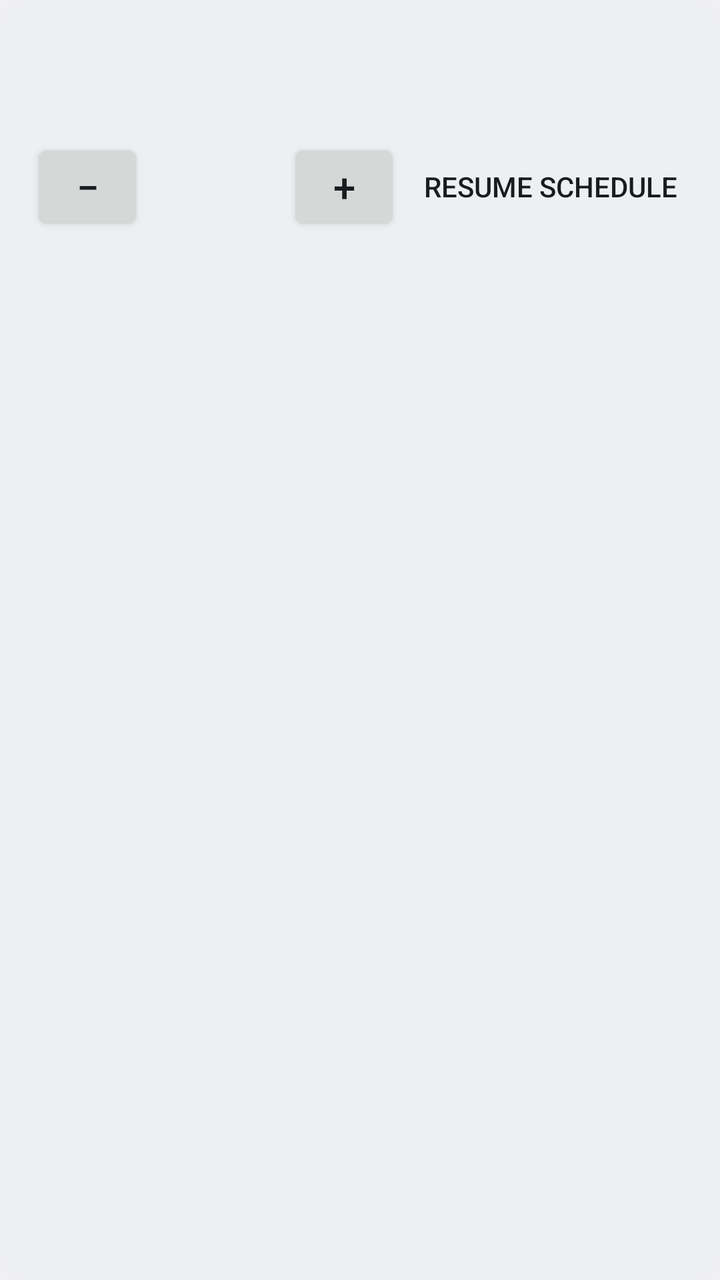
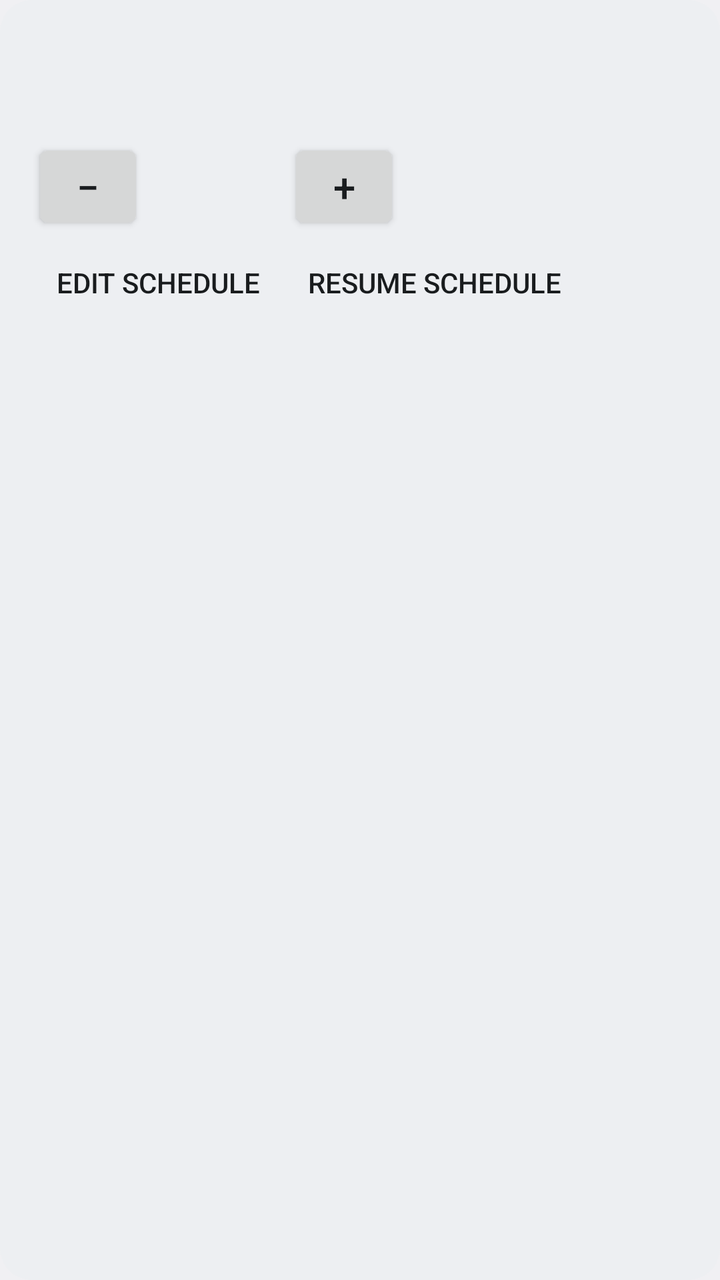

Two renders of the same Android screen: before a commit and after it. Below are the layout's source before the change and the commit's diff.
<!-- AndroidManifest.xml: application theme AppTheme -->
<!-- res/layout/row_room.xml -->
<?xml version="1.0" encoding="utf-8"?>
<LinearLayout xmlns:android="http://schemas.android.com/apk/res/android"
    android:layout_width="match_parent"
    android:layout_height="wrap_content"
    android:layout_marginBottom="12dp"
    android:background="@drawable/card_bg"
    android:orientation="vertical"
    android:padding="16dp">

    <LinearLayout
        android:layout_width="match_parent"
        android:layout_height="wrap_content"
        android:gravity="center_vertical"
        android:orientation="horizontal">

        <LinearLayout
            android:layout_width="0dp"
            android:layout_height="wrap_content"
            android:layout_weight="1"
            android:orientation="vertical">

            <TextView
                android:id="@+id/room_name"
                android:layout_width="match_parent"
                android:layout_height="wrap_content"
                android:textColor="?android:attr/textColorPrimary"
                android:textSize="18sp" />

            <TextView
                android:id="@+id/room_detail"
                android:layout_width="match_parent"
                android:layout_height="wrap_content"
                android:textColor="?android:attr/textColorSecondary"
                android:textSize="14sp" />
        </LinearLayout>

        <TextView
            android:id="@+id/room_temp"
            android:layout_width="wrap_content"
            android:layout_height="wrap_content"
            android:textColor="?android:attr/textColorPrimary"
            android:textSize="34sp" />
    </LinearLayout>

    <LinearLayout
        android:layout_width="match_parent"
        android:layout_height="wrap_content"
        android:layout_marginTop="8dp"
        android:gravity="center_vertical"
        android:orientation="horizontal">

        <Button
            android:id="@+id/room_down"
            android:layout_width="56dp"
            android:layout_height="wrap_content"
            android:contentDescription="@string/temp_down"
            android:text="−"
            android:textSize="20sp" />

        <TextView
            android:id="@+id/room_setpoint"
            android:layout_width="72dp"
            android:layout_height="wrap_content"
            android:gravity="center"
            android:textColor="?android:attr/textColorPrimary"
            android:textSize="18sp" />

        <Button
            android:id="@+id/room_up"
            android:layout_width="56dp"
            android:layout_height="wrap_content"
            android:contentDescription="@string/temp_up"
            android:text="+"
            android:textSize="20sp" />

        <Space
            android:layout_width="0dp"
            android:layout_height="1dp"
            android:layout_weight="1" />

        <Button
            android:id="@+id/room_schedule"
            style="?android:attr/borderlessButtonStyle"
            android:layout_width="wrap_content"
            android:layout_height="wrap_content"
            android:text="@string/resume_schedule" />
    </LinearLayout>
</LinearLayout>
<!-- resources referenced by this layout -->
<resources>
  <!-- drawable card_bg (drawable) -->
  <?xml version="1.0" encoding="utf-8"?>
  <shape xmlns:android="http://schemas.android.com/apk/res/android" android:shape="rectangle">
      <solid android:color="@color/card_bg" />
      <corners android:radius="16dp" />
  </shape>
  <string name="resume_schedule">Resume schedule</string>
  <string name="temp_down">Lower target temperature</string>
  <string name="temp_up">Raise target temperature</string>
  <style name="AppTheme" parent="android:Theme.DeviceDefault.DayNight" />
  <color name="card_bg">#FFEDEFF2</color>
</resources>

<!-- the commit's change to res/layout/row_room.xml (unified diff, before → after) -->
@@ -73,10 +73,19 @@
             android:text="+"
             android:textSize="20sp" />
 
-        <Space
-            android:layout_width="0dp"
-            android:layout_height="1dp"
-            android:layout_weight="1" />
+    </LinearLayout>
+
+    <LinearLayout
+        android:layout_width="match_parent"
+        android:layout_height="wrap_content"
+        android:orientation="horizontal">
+
+        <Button
+            android:id="@+id/room_edit_schedule"
+            style="?android:attr/borderlessButtonStyle"
+            android:layout_width="wrap_content"
+            android:layout_height="wrap_content"
+            android:text="@string/edit_schedule" />
 
         <Button
             android:id="@+id/room_schedule"
<!-- resource entries referenced after the edit -->
@@ -6,6 +6,7 @@
       <solid android:color="@color/card_bg" />
       <corners android:radius="16dp" />
   </shape>
+  <string name="edit_schedule">Edit schedule</string>
   <string name="resume_schedule">Resume schedule</string>
   <string name="temp_down">Lower target temperature</string>
   <string name="temp_up">Raise target temperature</string>
